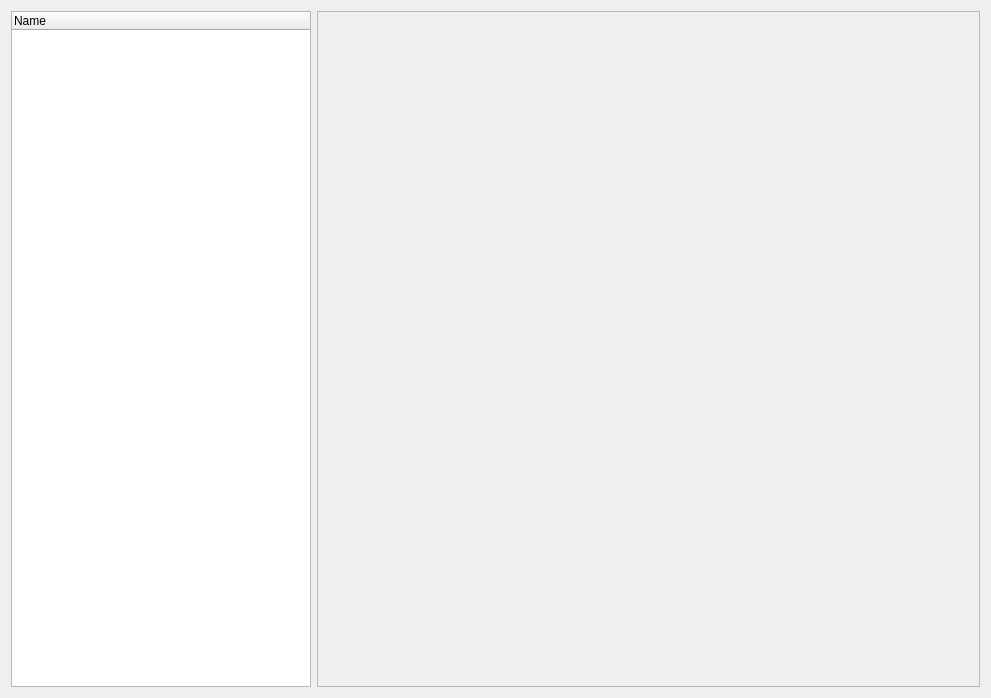
mike-perdide/gitbuster, file gitbuster/conflicts_dialog.ui: the form before one commit.
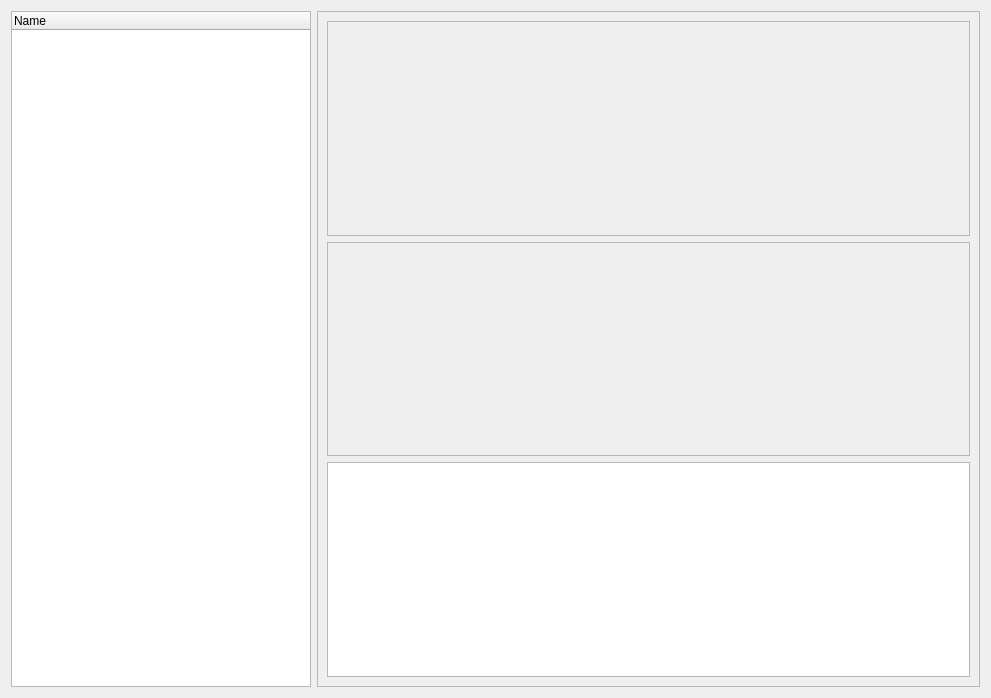
The form after the commit.

Commit message: Adding textEdit widgets to the conflict dialog.

```diff
--- a/gitbuster/conflicts_dialog.ui
+++ b/gitbuster/conflicts_dialog.ui
@@ -22,7 +22,25 @@
      <property name="frameShadow">
       <enum>QFrame::Raised</enum>
      </property>
-     <zorder>treeWidget</zorder>
+     <layout class="QGridLayout" name="gridLayout_2">
+      <item row="2" column="0">
+       <widget class="QTextEdit" name="conflictTextEdit"/>
+      </item>
+      <item row="1" column="0">
+       <widget class="QTextEdit" name="diffTextEdit">
+        <property name="enabled">
+         <bool>false</bool>
+        </property>
+       </widget>
+      </item>
+      <item row="0" column="0">
+       <widget class="QTextEdit" name="origTextEdit">
+        <property name="enabled">
+         <bool>false</bool>
+        </property>
+       </widget>
+      </item>
+     </layout>
     </widget>
    </item>
    <item row="1" column="1">
```
